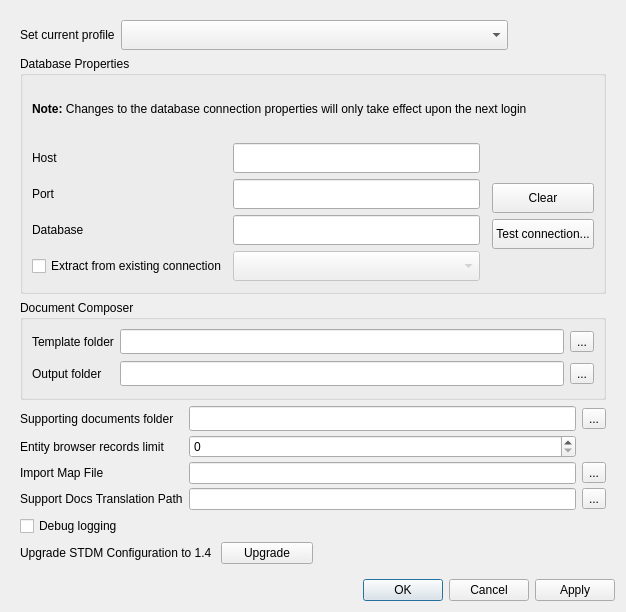
First picture: the form in ui/ui_options.ui, repository gltn/stdm, before the edit.
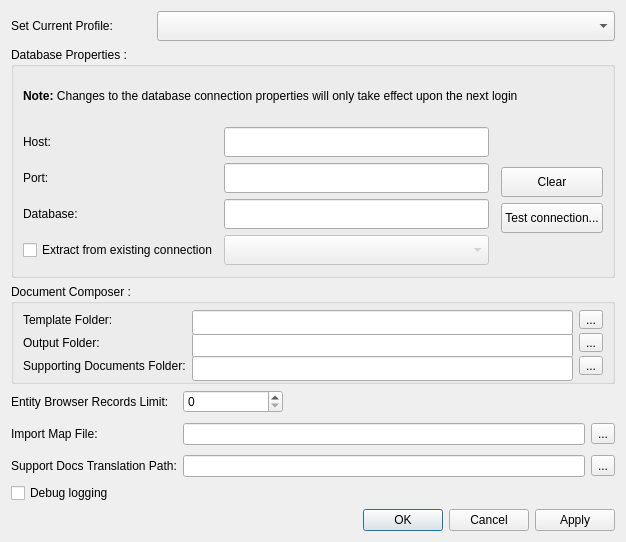
Second picture: the form after the edit. Icons and pictures are not drawn.

What changed in the file:
```diff
--- a/ui/ui_options.ui
+++ b/ui/ui_options.ui
@@ -7,7 +7,7 @@
     <x>0</x>
     <y>0</y>
     <width>626</width>
-    <height>612</height>
+    <height>542</height>
    </rect>
   </property>
   <property name="sizePolicy">
@@ -24,268 +24,27 @@
     <layout class="QVBoxLayout" name="vlNotification"/>
    </item>
    <item>
-    <widget class="QScrollArea" name="scrollArea">
-     <property name="frameShape">
-      <enum>QFrame::NoFrame</enum>
-     </property>
-     <property name="frameShadow">
-      <enum>QFrame::Sunken</enum>
-     </property>
-     <property name="widgetResizable">
-      <bool>true</bool>
-     </property>
-     <widget class="QWidget" name="scrollAreaWidgetContents">
-      <property name="geometry">
-       <rect>
-        <x>0</x>
-        <y>0</y>
-        <width>608</width>
-        <height>557</height>
-       </rect>
-      </property>
-      <layout class="QGridLayout" name="gridLayout_5">
-       <item row="6" column="0" colspan="5">
-        <widget class="QGroupBox" name="groupBox_3">
-         <property name="maximumSize">
-          <size>
-           <width>16777215</width>
-           <height>100</height>
-          </size>
-         </property>
-         <property name="title">
-          <string>Document Composer</string>
-         </property>
-         <layout class="QGridLayout" name="gridLayout_4">
-          <property name="topMargin">
-           <number>6</number>
-          </property>
-          <property name="bottomMargin">
-           <number>6</number>
-          </property>
-          <property name="verticalSpacing">
-           <number>4</number>
-          </property>
-          <item row="0" column="2">
-           <widget class="QToolButton" name="btn_template_folder">
-            <property name="toolTip">
-             <string>Choose templates directory</string>
-            </property>
-            <property name="text">
-             <string>...</string>
-            </property>
-            <property name="icon">
-             <iconset resource="../resources.qrc">
-              <normaloff>:/plugins/stdm/images/icons/open_file.png</normaloff>:/plugins/stdm/images/icons/open_file.png</iconset>
-            </property>
-            <property name="iconSize">
-             <size>
-              <width>24</width>
-              <height>24</height>
-             </size>
-            </property>
-           </widget>
-          </item>
-          <item row="1" column="0">
-           <widget class="QLabel" name="label_8">
-            <property name="text">
-             <string>Output folder</string>
-            </property>
-           </widget>
-          </item>
-          <item row="0" column="1">
-           <widget class="QLineEdit" name="txt_template_dir">
-            <property name="minimumSize">
-             <size>
-              <width>0</width>
-              <height>25</height>
-             </size>
-            </property>
-            <property name="maxLength">
-             <number>500</number>
-            </property>
-            <property name="readOnly">
-             <bool>true</bool>
-            </property>
-           </widget>
-          </item>
-          <item row="0" column="0">
-           <widget class="QLabel" name="label_7">
-            <property name="text">
-             <string>Template folder</string>
-            </property>
-           </widget>
-          </item>
-          <item row="1" column="1">
-           <widget class="QLineEdit" name="txt_output_dir">
-            <property name="minimumSize">
-             <size>
-              <width>0</width>
-              <height>25</height>
-             </size>
-            </property>
-            <property name="maxLength">
-             <number>500</number>
-            </property>
-            <property name="readOnly">
-             <bool>true</bool>
-            </property>
-           </widget>
-          </item>
-          <item row="1" column="2">
-           <widget class="QToolButton" name="btn_composer_out_folder">
-            <property name="toolTip">
-             <string>Choose output directory</string>
-            </property>
-            <property name="text">
-             <string>...</string>
-            </property>
-            <property name="icon">
-             <iconset resource="../resources.qrc">
-              <normaloff>:/plugins/stdm/images/icons/open_file.png</normaloff>:/plugins/stdm/images/icons/open_file.png</iconset>
-            </property>
-            <property name="iconSize">
-             <size>
-              <width>24</width>
-              <height>24</height>
-             </size>
-            </property>
-           </widget>
-          </item>
-         </layout>
-        </widget>
-       </item>
-       <item row="10" column="0">
-        <widget class="QLabel" name="label_9">
-         <property name="text">
-          <string>Upgrade STDM Configuration to 1.4 </string>
-         </property>
-        </widget>
-       </item>
-       <item row="7" column="0" colspan="5">
-        <layout class="QGridLayout" name="gridLayout_6">
-         <property name="verticalSpacing">
-          <number>4</number>
-         </property>
-         <item row="2" column="2">
-          <widget class="QToolButton" name="btnMapfile">
-           <property name="text">
-            <string>...</string>
-           </property>
-           <property name="icon">
-            <iconset resource="../resources.qrc">
-             <normaloff>:/plugins/stdm/images/icons/open_file.png</normaloff>:/plugins/stdm/images/icons/open_file.png</iconset>
-           </property>
-          </widget>
-         </item>
-         <item row="1" column="1">
-          <widget class="QSpinBox" name="edtEntityRecords">
-           <property name="minimumSize">
-            <size>
-             <width>0</width>
-             <height>20</height>
-            </size>
-           </property>
-          </widget>
-         </item>
-         <item row="2" column="0">
-          <widget class="QLabel" name="lblMapFile">
-           <property name="text">
-            <string>Import Map File</string>
-           </property>
-          </widget>
-         </item>
-         <item row="0" column="0">
-          <widget class="QLabel" name="label_6">
-           <property name="text">
-            <string>Supporting documents folder</string>
-           </property>
-          </widget>
-         </item>
-         <item row="1" column="0">
-          <widget class="QLabel" name="label_10">
-           <property name="text">
-            <string>Entity browser records limit</string>
-           </property>
-          </widget>
-         </item>
-         <item row="2" column="1">
-          <widget class="QLineEdit" name="edtMapfile"/>
-         </item>
-         <item row="0" column="2">
-          <widget class="QToolButton" name="btn_supporting_docs">
-           <property name="toolTip">
-            <string>Choose supporting documents directory</string>
-           </property>
-           <property name="text">
-            <string>...</string>
-           </property>
-           <property name="icon">
-            <iconset resource="../resources.qrc">
-             <normaloff>:/plugins/stdm/images/icons/open_file.png</normaloff>:/plugins/stdm/images/icons/open_file.png</iconset>
-           </property>
-           <property name="iconSize">
-            <size>
-             <width>24</width>
-             <height>24</height>
-            </size>
-           </property>
-          </widget>
-         </item>
-         <item row="0" column="1">
-          <widget class="QLineEdit" name="txtRepoLocation">
-           <property name="minimumSize">
-            <size>
-             <width>0</width>
-             <height>25</height>
-            </size>
-           </property>
-           <property name="maxLength">
-            <number>500</number>
-           </property>
-           <property name="readOnly">
-            <bool>true</bool>
-           </property>
-          </widget>
-         </item>
-         <item row="3" column="0">
-          <widget class="QLabel" name="label_11">
-           <property name="text">
-            <string>Support Docs Translation Path</string>
-           </property>
-          </widget>
-         </item>
-         <item row="3" column="1">
-          <widget class="QLineEdit" name="edtTransPath"/>
-         </item>
-         <item row="3" column="2">
-          <widget class="QToolButton" name="btnTransPath">
-           <property name="text">
-            <string>...</string>
-           </property>
-           <property name="icon">
-            <iconset resource="../resources.qrc">
-             <normaloff>:/plugins/stdm/images/icons/open_file.png</normaloff>:/plugins/stdm/images/icons/open_file.png</iconset>
-           </property>
-          </widget>
-         </item>
-        </layout>
-       </item>
-       <item row="0" column="0" colspan="4">
-        <layout class="QGridLayout" name="gridLayout_7" rowstretch="0">
-         <property name="horizontalSpacing">
-          <number>6</number>
-         </property>
-         <property name="verticalSpacing">
-          <number>4</number>
-         </property>
-         <item row="0" column="0">
+    <layout class="QHBoxLayout" name="horizontalLayout">
+     <item>
           <widget class="QLabel" name="label">
+       <property name="minimumSize">
+        <size>
+         <width>140</width>
+         <height>0</height>
+        </size>
+       </property>
+       <property name="maximumSize">
+        <size>
+         <width>16777215</width>
+         <height>16777215</height>
+        </size>
+       </property>
            <property name="text">
-            <string>Set current profile</string>
+        <string>Set Current Profile:</string>
            </property>
           </widget>
          </item>
-         <item row="0" column="1">
+     <item>
           <widget class="QComboBox" name="cbo_profiles">
            <property name="sizePolicy">
             <sizepolicy hsizetype="Expanding" vsizetype="Fixed">
@@ -303,24 +62,10 @@
          </item>
         </layout>
        </item>
-       <item row="10" column="1">
-        <widget class="QPushButton" name="upgradeButton">
-         <property name="text">
-          <string>Upgrade</string>
-         </property>
-        </widget>
-       </item>
-       <item row="9" column="0">
-        <widget class="QCheckBox" name="chk_logging">
-         <property name="text">
-          <string>Debug logging</string>
-         </property>
-        </widget>
-       </item>
-       <item row="3" column="0" colspan="5">
+   <item>
         <widget class="QGroupBox" name="groupBox">
          <property name="title">
-          <string>Database Properties</string>
+      <string>Database Properties :</string>
          </property>
          <layout class="QGridLayout" name="gridLayout_3">
           <property name="bottomMargin">
@@ -359,7 +104,7 @@
                <item row="1" column="0">
                 <widget class="QLabel" name="label_3">
                  <property name="text">
-                  <string>Port</string>
+              <string>Port:</string>
                  </property>
                 </widget>
                </item>
@@ -385,7 +130,7 @@
                   </size>
                  </property>
                  <property name="text">
-                  <string>Host</string>
+              <string>Host:</string>
                  </property>
                 </widget>
                </item>
@@ -425,7 +170,7 @@
                <item row="2" column="0">
                 <widget class="QLabel" name="label_4">
                  <property name="text">
-                  <string>Database</string>
+              <string>Database:</string>
                  </property>
                 </widget>
                </item>
@@ -511,9 +256,252 @@
          </layout>
         </widget>
        </item>
-      </layout>
-     </widget>
-    </widget>
+   <item>
+    <widget class="QGroupBox" name="groupBox_3">
+     <property name="maximumSize">
+      <size>
+       <width>16777215</width>
+       <height>100</height>
+      </size>
+     </property>
+     <property name="title">
+      <string>Document Composer :</string>
+     </property>
+     <layout class="QGridLayout" name="gridLayout_4">
+      <property name="topMargin">
+       <number>6</number>
+      </property>
+      <property name="bottomMargin">
+       <number>6</number>
+      </property>
+      <property name="verticalSpacing">
+       <number>4</number>
+      </property>
+      <item row="1" column="2">
+       <widget class="QToolButton" name="btn_composer_out_folder">
+        <property name="toolTip">
+         <string>Choose output directory</string>
+        </property>
+        <property name="text">
+         <string>...</string>
+        </property>
+        <property name="icon">
+         <iconset resource="../resources.qrc">
+          <normaloff>:/plugins/stdm/images/icons/open_file.png</normaloff>:/plugins/stdm/images/icons/open_file.png</iconset>
+        </property>
+        <property name="iconSize">
+         <size>
+          <width>24</width>
+          <height>24</height>
+         </size>
+        </property>
+       </widget>
+      </item>
+      <item row="1" column="1">
+       <widget class="QLineEdit" name="txt_output_dir">
+        <property name="minimumSize">
+         <size>
+          <width>0</width>
+          <height>25</height>
+         </size>
+        </property>
+        <property name="maxLength">
+         <number>500</number>
+        </property>
+        <property name="readOnly">
+         <bool>true</bool>
+        </property>
+       </widget>
+      </item>
+      <item row="0" column="0">
+       <widget class="QLabel" name="label_7">
+        <property name="text">
+         <string>Template Folder:</string>
+        </property>
+       </widget>
+      </item>
+      <item row="0" column="1">
+       <widget class="QLineEdit" name="txt_template_dir">
+        <property name="minimumSize">
+         <size>
+          <width>0</width>
+          <height>25</height>
+         </size>
+        </property>
+        <property name="maxLength">
+         <number>500</number>
+        </property>
+        <property name="readOnly">
+         <bool>true</bool>
+        </property>
+       </widget>
+      </item>
+      <item row="1" column="0">
+       <widget class="QLabel" name="label_8">
+        <property name="text">
+         <string>Output Folder:</string>
+        </property>
+       </widget>
+      </item>
+      <item row="0" column="2">
+       <widget class="QToolButton" name="btn_template_folder">
+        <property name="toolTip">
+         <string>Choose templates directory</string>
+        </property>
+        <property name="text">
+         <string>...</string>
+        </property>
+        <property name="icon">
+         <iconset resource="../resources.qrc">
+          <normaloff>:/plugins/stdm/images/icons/open_file.png</normaloff>:/plugins/stdm/images/icons/open_file.png</iconset>
+        </property>
+        <property name="iconSize">
+         <size>
+          <width>24</width>
+          <height>24</height>
+         </size>
+        </property>
+       </widget>
+      </item>
+      <item row="2" column="0">
+       <widget class="QLabel" name="label_6">
+        <property name="text">
+         <string>Supporting Documents Folder:</string>
+        </property>
+       </widget>
+      </item>
+      <item row="2" column="1">
+       <widget class="QLineEdit" name="txtRepoLocation">
+        <property name="minimumSize">
+         <size>
+          <width>0</width>
+          <height>25</height>
+         </size>
+        </property>
+        <property name="maxLength">
+         <number>500</number>
+        </property>
+        <property name="readOnly">
+         <bool>true</bool>
+        </property>
+       </widget>
+      </item>
+      <item row="2" column="2">
+       <widget class="QToolButton" name="btn_supporting_docs">
+        <property name="toolTip">
+         <string>Choose supporting documents directory</string>
+        </property>
+        <property name="text">
+         <string>...</string>
+        </property>
+        <property name="icon">
+         <iconset resource="../resources.qrc">
+          <normaloff>:/plugins/stdm/images/icons/open_file.png</normaloff>:/plugins/stdm/images/icons/open_file.png</iconset>
+        </property>
+        <property name="iconSize">
+         <size>
+          <width>24</width>
+          <height>24</height>
+         </size>
+        </property>
+       </widget>
+      </item>
+     </layout>
+    </widget>
+   </item>
+   <item>
+    <layout class="QGridLayout" name="gridLayout_6" rowminimumheight="0,0,0,0">
+     <property name="verticalSpacing">
+      <number>10</number>
+     </property>
+     <item row="1" column="0">
+      <widget class="QLabel" name="label_10">
+       <property name="text">
+        <string>Entity Browser Records Limit:</string>
+       </property>
+      </widget>
+     </item>
+     <item row="3" column="1">
+      <widget class="QLineEdit" name="edtTransPath"/>
+     </item>
+     <item row="2" column="1">
+      <widget class="QLineEdit" name="edtMapfile"/>
+     </item>
+     <item row="2" column="2">
+      <widget class="QToolButton" name="btnMapfile">
+       <property name="text">
+        <string>...</string>
+       </property>
+       <property name="icon">
+        <iconset resource="../resources.qrc">
+         <normaloff>:/plugins/stdm/images/icons/open_file.png</normaloff>:/plugins/stdm/images/icons/open_file.png</iconset>
+       </property>
+      </widget>
+     </item>
+     <item row="1" column="1">
+      <widget class="QSpinBox" name="edtEntityRecords">
+       <property name="minimumSize">
+        <size>
+         <width>0</width>
+         <height>20</height>
+        </size>
+       </property>
+       <property name="maximumSize">
+        <size>
+         <width>100</width>
+         <height>16777215</height>
+        </size>
+       </property>
+      </widget>
+     </item>
+     <item row="2" column="0">
+      <widget class="QLabel" name="lblMapFile">
+       <property name="text">
+        <string>Import Map File:</string>
+       </property>
+      </widget>
+     </item>
+     <item row="3" column="2">
+      <widget class="QToolButton" name="btnTransPath">
+       <property name="text">
+        <string>...</string>
+       </property>
+       <property name="icon">
+        <iconset resource="../resources.qrc">
+         <normaloff>:/plugins/stdm/images/icons/open_file.png</normaloff>:/plugins/stdm/images/icons/open_file.png</iconset>
+       </property>
+      </widget>
+     </item>
+     <item row="3" column="0">
+      <widget class="QLabel" name="label_11">
+       <property name="text">
+        <string>Support Docs Translation Path:</string>
+       </property>
+      </widget>
+     </item>
+    </layout>
+   </item>
+   <item>
+    <widget class="QCheckBox" name="chk_logging">
+     <property name="text">
+      <string>Debug logging</string>
+     </property>
+    </widget>
+   </item>
+   <item>
+    <layout class="QHBoxLayout" name="horizontalLayout_2">
+     <item>
+      <spacer name="horizontalSpacer">
+       <property name="orientation">
+        <enum>Qt::Horizontal</enum>
+       </property>
+       <property name="sizeHint" stdset="0">
+        <size>
+         <width>40</width>
+         <height>20</height>
+        </size>
+       </property>
+      </spacer>
    </item>
    <item>
     <widget class="QDialogButtonBox" name="buttonBox">
@@ -526,6 +514,8 @@
     </widget>
    </item>
   </layout>
+   </item>
+  </layout>
  </widget>
  <resources>
   <include location="../resources.qrc"/>
```
Left out of the diff: 19 changed lines with no effect on the pictures. Lines whose indentation alone changed are shown as unchanged.
